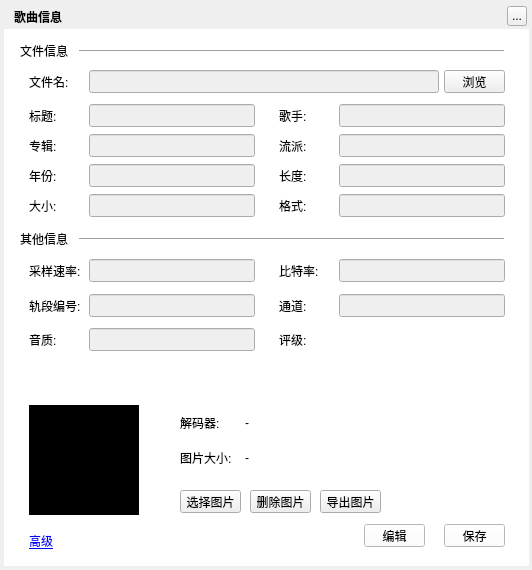
Old version of the form TTKModule/TTKWidget/musicUiKits/musicToolsetsKits/musicfileinformationwidget.ui in the repository Greedysky/TTKMusicPlayer.
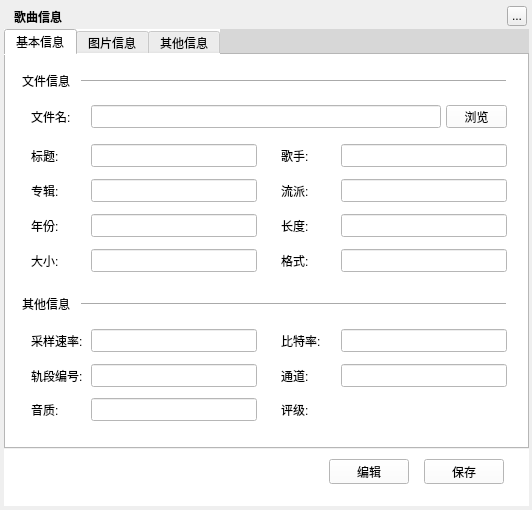
New version of the form. Custom widgets are drawn as their Qt base class.

```diff
--- a/TTKModule/TTKWidget/musicUiKits/musicToolsetsKits/musicfileinformationwidget.ui
+++ b/TTKModule/TTKWidget/musicUiKits/musicToolsetsKits/musicfileinformationwidget.ui
@@ -7,7 +7,7 @@
     <x>0</x>
     <y>0</y>
     <width>532</width>
-    <height>570</height>
+    <height>510</height>
    </rect>
   </property>
   <property name="windowTitle">
@@ -22,7 +22,7 @@
      <x>4</x>
      <y>4</y>
      <width>525</width>
-     <height>527</height>
+     <height>502</height>
     </rect>
    </property>
    <property name="text">
@@ -58,99 +58,72 @@
     <string>...</string>
    </property>
   </widget>
-  <widget class="Line" name="line_2">
+  <widget class="QWidget" name="backgroundMask" native="true">
    <property name="geometry">
     <rect>
-     <x>79</x>
-     <y>49</y>
-     <width>425</width>
-     <height>5</height>
+     <x>4</x>
+     <y>29</y>
+     <width>525</width>
+     <height>477</height>
     </rect>
    </property>
-   <property name="orientation">
-    <enum>Qt::Horizontal</enum>
+   <property name="styleSheet">
+    <string notr="true">background:white;</string>
    </property>
-  </widget>
-  <widget class="QLabel" name="label">
+   <widget class="QPushButton" name="editButton">
    <property name="geometry">
     <rect>
-     <x>20</x>
-     <y>39</y>
-     <width>54</width>
-     <height>23</height>
-    </rect>
-   </property>
-   <property name="text">
-    <string>文件信息</string>
-   </property>
-  </widget>
-  <widget class="QLabel" name="label_2">
-   <property name="geometry">
-    <rect>
-     <x>29</x>
-     <y>70</y>
-     <width>54</width>
-     <height>23</height>
-    </rect>
-   </property>
+      <x>325</x>
+      <y>430</y>
+      <width>80</width>
+      <height>25</height>
+     </rect>
+    </property>
+    <property name="cursor">
+     <cursorShape>PointingHandCursor</cursorShape>
+    </property>
    <property name="text">
-    <string>文件名:</string>
-   </property>
-  </widget>
-  <widget class="QLineEdit" name="filePathEdit">
-   <property name="enabled">
-    <bool>false</bool>
-   </property>
+     <string>编辑</string>
+    </property>
+   </widget>
+   <widget class="QPushButton" name="saveButton">
    <property name="geometry">
     <rect>
-     <x>89</x>
-     <y>70</y>
-     <width>350</width>
-     <height>23</height>
-    </rect>
-   </property>
-   <property name="text">
-    <string/>
-   </property>
-   <property name="readOnly">
-    <bool>true</bool>
-   </property>
-  </widget>
-  <widget class="QLabel" name="label_3">
-   <property name="geometry">
-    <rect>
-     <x>29</x>
-     <y>194</y>
-     <width>54</width>
-     <height>23</height>
-    </rect>
-   </property>
+      <x>420</x>
+      <y>430</y>
+      <width>80</width>
+      <height>25</height>
+     </rect>
+    </property>
+    <property name="cursor">
+     <cursorShape>PointingHandCursor</cursorShape>
+    </property>
    <property name="text">
-    <string>大小:</string>
-   </property>
-  </widget>
-  <widget class="QLineEdit" name="fileSizeEdit">
-   <property name="enabled">
-    <bool>false</bool>
-   </property>
+     <string>保存</string>
+    </property>
+   </widget>
+   <widget class="QTabWidget" name="mainViewWidget">
    <property name="geometry">
     <rect>
-     <x>89</x>
-     <y>194</y>
-     <width>166</width>
-     <height>23</height>
-    </rect>
-   </property>
-   <property name="readOnly">
-    <bool>true</bool>
-   </property>
-  </widget>
-  <widget class="QPushButton" name="viewButton">
+      <x>0</x>
+      <y>0</y>
+      <width>525</width>
+      <height>420</height>
+     </rect>
+    </property>
+    <property name="currentIndex">
+     <number>0</number>
+    </property>
+    <widget class="QWidget" name="baseWidget">
+     <attribute name="title">
+      <string>基本信息</string>
+     </attribute>
+     <widget class="QLabel" name="label_14">
    <property name="geometry">
     <rect>
-     <x>444</x>
-     <y>70</y>
-     <width>61</width>
+        <x>275</x>
+        <y>274</y>
+        <width>54</width>
      <height>23</height>
     </rect>
    </property>
@@ -158,17 +131,17 @@
     <cursorShape>PointingHandCursor</cursorShape>
    </property>
    <property name="text">
-    <string>浏览</string>
-   </property>
-  </widget>
-  <widget class="QLineEdit" name="fileFormatEdit">
+       <string>比特率:</string>
+      </property>
+     </widget>
+     <widget class="QLineEdit" name="channelEdit">
    <property name="enabled">
     <bool>false</bool>
    </property>
    <property name="geometry">
     <rect>
-     <x>339</x>
-     <y>194</y>
+        <x>335</x>
+        <y>309</y>
      <width>166</width>
      <height>23</height>
     </rect>
@@ -180,7 +153,7 @@
   <widget class="QLabel" name="label_4">
    <property name="geometry">
     <rect>
-     <x>279</x>
+        <x>275</x>
      <y>194</y>
      <width>54</width>
      <height>23</height>
@@ -193,8 +166,8 @@
   <widget class="QLabel" name="label_5">
    <property name="geometry">
     <rect>
-     <x>279</x>
-     <y>104</y>
+        <x>275</x>
+        <y>89</y>
      <width>54</width>
      <height>23</height>
     </rect>
@@ -203,43 +176,11 @@
     <string>歌手:</string>
    </property>
   </widget>
-  <widget class="QLineEdit" name="fileArtistEdit">
-   <property name="enabled">
-    <bool>false</bool>
-   </property>
-   <property name="geometry">
-    <rect>
-     <x>339</x>
-     <y>104</y>
-     <width>166</width>
-     <height>23</height>
-    </rect>
-   </property>
-   <property name="readOnly">
-    <bool>false</bool>
-   </property>
-  </widget>
-  <widget class="QLineEdit" name="fileTitleEdit">
-   <property name="enabled">
-    <bool>false</bool>
-   </property>
-   <property name="geometry">
-    <rect>
-     <x>89</x>
-     <y>104</y>
-     <width>166</width>
-     <height>23</height>
-    </rect>
-   </property>
-   <property name="readOnly">
-    <bool>false</bool>
-   </property>
-  </widget>
   <widget class="QLabel" name="label_6">
    <property name="geometry">
     <rect>
-     <x>29</x>
-     <y>104</y>
+        <x>25</x>
+        <y>89</y>
      <width>54</width>
      <height>23</height>
     </rect>
@@ -248,140 +189,24 @@
     <string>标题:</string>
    </property>
   </widget>
-  <widget class="QLabel" name="label_7">
+     <widget class="QLabel" name="label_2">
    <property name="geometry">
     <rect>
-     <x>29</x>
-     <y>134</y>
+        <x>25</x>
+        <y>50</y>
      <width>54</width>
      <height>23</height>
     </rect>
    </property>
    <property name="text">
-    <string>专辑:</string>
-   </property>
-  </widget>
-  <widget class="QLineEdit" name="fileAlbumEdit">
-   <property name="enabled">
-    <bool>false</bool>
-   </property>
-   <property name="geometry">
-    <rect>
-     <x>89</x>
-     <y>134</y>
-     <width>166</width>
-     <height>23</height>
-    </rect>
-   </property>
-   <property name="readOnly">
-    <bool>false</bool>
-   </property>
-  </widget>
-  <widget class="QLabel" name="label_8">
-   <property name="geometry">
-    <rect>
-     <x>279</x>
-     <y>164</y>
-     <width>54</width>
-     <height>23</height>
-    </rect>
-   </property>
-   <property name="text">
-    <string>长度:</string>
-   </property>
-  </widget>
-  <widget class="QLineEdit" name="fileTimeEdit">
-   <property name="enabled">
-    <bool>false</bool>
-   </property>
-   <property name="geometry">
-    <rect>
-     <x>339</x>
-     <y>164</y>
-     <width>166</width>
-     <height>23</height>
-    </rect>
-   </property>
-   <property name="readOnly">
-    <bool>true</bool>
-   </property>
-  </widget>
-  <widget class="QLabel" name="label_9">
-   <property name="geometry">
-    <rect>
-     <x>279</x>
-     <y>134</y>
-     <width>54</width>
-     <height>23</height>
-    </rect>
-   </property>
-   <property name="text">
-    <string>流派:</string>
-   </property>
-  </widget>
-  <widget class="QLineEdit" name="fileGenreEdit">
-   <property name="enabled">
-    <bool>false</bool>
-   </property>
-   <property name="geometry">
-    <rect>
-     <x>339</x>
-     <y>134</y>
-     <width>166</width>
-     <height>23</height>
-    </rect>
-   </property>
-   <property name="readOnly">
-    <bool>false</bool>
-   </property>
-  </widget>
-  <widget class="QLabel" name="label_10">
-   <property name="geometry">
-    <rect>
-     <x>29</x>
-     <y>259</y>
-     <width>54</width>
-     <height>23</height>
-    </rect>
-   </property>
-   <property name="text">
-    <string>采样速率:</string>
-   </property>
-  </widget>
-  <widget class="QLabel" name="label_11">
-   <property name="geometry">
-    <rect>
-     <x>29</x>
-     <y>294</y>
-     <width>54</width>
-     <height>23</height>
-    </rect>
-   </property>
-   <property name="text">
-    <string>轨段编号:</string>
-   </property>
-  </widget>
-  <widget class="QLineEdit" name="trackNumEdit">
-   <property name="enabled">
-    <bool>false</bool>
-   </property>
-   <property name="geometry">
-    <rect>
-     <x>89</x>
-     <y>294</y>
-     <width>166</width>
-     <height>23</height>
-    </rect>
-   </property>
-   <property name="readOnly">
-    <bool>true</bool>
+       <string>文件名:</string>
    </property>
   </widget>
   <widget class="QLabel" name="label_12">
    <property name="geometry">
     <rect>
-     <x>279</x>
-     <y>294</y>
+        <x>275</x>
+        <y>309</y>
      <width>54</width>
      <height>23</height>
     </rect>
@@ -390,59 +215,11 @@
     <string>通道:</string>
    </property>
   </widget>
-  <widget class="QLineEdit" name="sampleRateEdit">
-   <property name="enabled">
-    <bool>false</bool>
-   </property>
-   <property name="geometry">
-    <rect>
-     <x>89</x>
-     <y>259</y>
-     <width>166</width>
-     <height>23</height>
-    </rect>
-   </property>
-   <property name="readOnly">
-    <bool>true</bool>
-   </property>
-  </widget>
-  <widget class="QLineEdit" name="channelEdit">
-   <property name="enabled">
-    <bool>false</bool>
-   </property>
-   <property name="geometry">
-    <rect>
-     <x>339</x>
-     <y>294</y>
-     <width>166</width>
-     <height>23</height>
-    </rect>
-   </property>
-   <property name="readOnly">
-    <bool>true</bool>
-   </property>
-  </widget>
-  <widget class="QLineEdit" name="fileYearEdit">
-   <property name="enabled">
-    <bool>false</bool>
-   </property>
-   <property name="geometry">
-    <rect>
-     <x>89</x>
-     <y>164</y>
-     <width>166</width>
-     <height>23</height>
-    </rect>
-   </property>
-   <property name="readOnly">
-    <bool>false</bool>
-   </property>
-  </widget>
   <widget class="QLabel" name="label_13">
    <property name="geometry">
     <rect>
-     <x>29</x>
-     <y>164</y>
+        <x>25</x>
+        <y>159</y>
      <width>54</width>
      <height>23</height>
     </rect>
@@ -451,17 +228,33 @@
     <string>年份:</string>
    </property>
   </widget>
-  <widget class="QLabel" name="label_14">
+     <widget class="QLineEdit" name="fileSizeEdit">
+      <property name="enabled">
+       <bool>false</bool>
+      </property>
    <property name="geometry">
     <rect>
-     <x>279</x>
-     <y>259</y>
+        <x>85</x>
+        <y>194</y>
+        <width>166</width>
+        <height>23</height>
+       </rect>
+      </property>
+      <property name="readOnly">
+       <bool>true</bool>
+      </property>
+     </widget>
+     <widget class="QLabel" name="label">
+      <property name="geometry">
+       <rect>
+        <x>16</x>
+        <y>14</y>
      <width>54</width>
      <height>23</height>
     </rect>
    </property>
    <property name="text">
-    <string>比特率:</string>
+       <string>文件信息</string>
    </property>
   </widget>
   <widget class="QLineEdit" name="bitrateEdit">
@@ -470,8 +263,8 @@
    </property>
    <property name="geometry">
     <rect>
-     <x>339</x>
-     <y>259</y>
+        <x>335</x>
+        <y>274</y>
      <width>166</width>
      <height>23</height>
     </rect>
@@ -480,24 +273,24 @@
     <bool>true</bool>
    </property>
   </widget>
-  <widget class="QLabel" name="label_15">
+     <widget class="QLabel" name="label_10">
    <property name="geometry">
     <rect>
-     <x>20</x>
-     <y>227</y>
+        <x>25</x>
+        <y>274</y>
      <width>54</width>
      <height>23</height>
     </rect>
    </property>
    <property name="text">
-    <string>其他信息</string>
+       <string>采样速率:</string>
    </property>
   </widget>
   <widget class="Line" name="line_3">
    <property name="geometry">
     <rect>
-     <x>79</x>
-     <y>237</y>
+        <x>75</x>
+        <y>247</y>
      <width>425</width>
      <height>5</height>
     </rect>
@@ -506,40 +299,44 @@
     <enum>Qt::Horizontal</enum>
    </property>
   </widget>
-  <widget class="QWidget" name="backgroundMask" native="true">
+     <widget class="QLineEdit" name="fileTitleEdit">
+      <property name="enabled">
+       <bool>false</bool>
+      </property>
    <property name="geometry">
     <rect>
-     <x>4</x>
-     <y>29</y>
-     <width>525</width>
-     <height>537</height>
-    </rect>
-   </property>
-   <property name="styleSheet">
-    <string notr="true">background:white;</string>
-   </property>
-   <widget class="QPushButton" name="editButton">
+        <x>85</x>
+        <y>89</y>
+        <width>166</width>
+        <height>23</height>
+       </rect>
+      </property>
+      <property name="readOnly">
+       <bool>false</bool>
+      </property>
+     </widget>
+     <widget class="QLineEdit" name="fileFormatEdit">
+      <property name="enabled">
+       <bool>false</bool>
+      </property>
     <property name="geometry">
      <rect>
-      <x>360</x>
-      <y>495</y>
-      <width>61</width>
+        <x>335</x>
+        <y>194</y>
+        <width>166</width>
       <height>23</height>
      </rect>
     </property>
-    <property name="cursor">
-     <cursorShape>PointingHandCursor</cursorShape>
-    </property>
-    <property name="text">
-     <string>编辑</string>
-    </property>
-   </widget>
-   <widget class="QPushButton" name="saveButton">
+      <property name="readOnly">
+       <bool>true</bool>
+      </property>
+     </widget>
+     <widget class="QLabel" name="label_3">
     <property name="geometry">
      <rect>
-      <x>440</x>
-      <y>495</y>
-      <width>61</width>
+        <x>25</x>
+        <y>194</y>
+        <width>54</width>
       <height>23</height>
      </rect>
     </property>
@@ -547,60 +344,136 @@
      <cursorShape>PointingHandCursor</cursorShape>
     </property>
     <property name="text">
-     <string>保存</string>
-    </property>
-   </widget>
-  </widget>
-  <widget class="TTKClickedLabel" name="advanceLabel">
+       <string>大小:</string>
+      </property>
+     </widget>
+     <widget class="QLineEdit" name="qualityEdit">
+      <property name="enabled">
+       <bool>false</bool>
+      </property>
    <property name="geometry">
     <rect>
-     <x>29</x>
-     <y>530</y>
-     <width>55</width>
-     <height>22</height>
-    </rect>
-   </property>
-   <property name="cursor">
-    <cursorShape>PointingHandCursor</cursorShape>
-   </property>
-   <property name="text">
-    <string>&lt;html&gt;&lt;head/&gt;&lt;body&gt;&lt;p&gt;&lt;span style=&quot; text-decoration: underline; color:#0000ff;&quot;&gt;高级&lt;/span&gt;&lt;/p&gt;&lt;/body&gt;&lt;/html&gt;</string>
-   </property>
-  </widget>
-  <widget class="QLabel" name="pixmapLabel">
+        <x>85</x>
+        <y>343</y>
+        <width>166</width>
+        <height>23</height>
+       </rect>
+      </property>
+      <property name="readOnly">
+       <bool>true</bool>
+      </property>
+     </widget>
+     <widget class="QLineEdit" name="filePathEdit">
+      <property name="enabled">
+       <bool>false</bool>
+      </property>
    <property name="geometry">
     <rect>
-     <x>29</x>
-     <y>405</y>
-     <width>110</width>
-     <height>110</height>
-    </rect>
-   </property>
-   <property name="styleSheet">
-    <string notr="true">background:Rerd</string>
-   </property>
+        <x>85</x>
+        <y>50</y>
+        <width>350</width>
+        <height>23</height>
+       </rect>
+      </property>
    <property name="text">
     <string/>
+      </property>
+      <property name="readOnly">
+       <bool>true</bool>
+      </property>
+     </widget>
+     <widget class="QLineEdit" name="trackNumEdit">
+      <property name="enabled">
+       <bool>false</bool>
+      </property>
+      <property name="geometry">
+       <rect>
+        <x>85</x>
+        <y>309</y>
+        <width>166</width>
+        <height>23</height>
+       </rect>
+      </property>
+      <property name="readOnly">
+       <bool>true</bool>
    </property>
   </widget>
   <widget class="QLabel" name="label_17">
    <property name="geometry">
     <rect>
-     <x>180</x>
-     <y>410</y>
+        <x>275</x>
+        <y>343</y>
      <width>54</width>
-     <height>25</height>
+        <height>23</height>
     </rect>
    </property>
    <property name="text">
-    <string>解码器:</string>
-   </property>
-  </widget>
-  <widget class="QPushButton" name="openPixButton">
+       <string>评级:</string>
+      </property>
+     </widget>
+     <widget class="MusicRatingLabel" name="ratingLabel">
+      <property name="enabled">
+       <bool>false</bool>
+      </property>
    <property name="geometry">
     <rect>
-     <x>180</x>
-     <y>490</y>
+        <x>335</x>
+        <y>343</y>
+        <width>166</width>
+        <height>23</height>
+       </rect>
+      </property>
+     </widget>
+     <widget class="QLabel" name="label_9">
+      <property name="geometry">
+       <rect>
+        <x>275</x>
+        <y>124</y>
+        <width>54</width>
+        <height>23</height>
+       </rect>
+      </property>
+      <property name="text">
+       <string>流派:</string>
+      </property>
+     </widget>
+     <widget class="QLineEdit" name="fileArtistEdit">
+      <property name="enabled">
+       <bool>false</bool>
+      </property>
+      <property name="geometry">
+       <rect>
+        <x>335</x>
+        <y>89</y>
+        <width>166</width>
+        <height>23</height>
+       </rect>
+      </property>
+      <property name="readOnly">
+       <bool>false</bool>
+      </property>
+     </widget>
+     <widget class="QLineEdit" name="fileAlbumEdit">
+      <property name="enabled">
+       <bool>false</bool>
+      </property>
+      <property name="geometry">
+       <rect>
+        <x>85</x>
+        <y>124</y>
+        <width>166</width>
+        <height>23</height>
+       </rect>
+      </property>
+      <property name="readOnly">
+       <bool>false</bool>
+      </property>
+     </widget>
+     <widget class="QPushButton" name="viewButton">
+      <property name="geometry">
+       <rect>
+        <x>440</x>
+        <y>50</y>
      <width>61</width>
      <height>23</height>
     </rect>
@@ -609,53 +482,130 @@
     <cursorShape>PointingHandCursor</cursorShape>
    </property>
    <property name="text">
-    <string>选择图片</string>
-   </property>
-  </widget>
-  <widget class="QLabel" name="label_18">
+       <string>浏览</string>
+      </property>
+     </widget>
+     <widget class="QLineEdit" name="sampleRateEdit">
+      <property name="enabled">
+       <bool>false</bool>
+      </property>
    <property name="geometry">
     <rect>
-     <x>180</x>
-     <y>445</y>
+        <x>85</x>
+        <y>274</y>
+        <width>166</width>
+        <height>23</height>
+       </rect>
+      </property>
+      <property name="readOnly">
+       <bool>true</bool>
+      </property>
+     </widget>
+     <widget class="QLineEdit" name="fileYearEdit">
+      <property name="enabled">
+       <bool>false</bool>
+      </property>
+      <property name="geometry">
+       <rect>
+        <x>85</x>
+        <y>159</y>
+        <width>166</width>
+        <height>23</height>
+       </rect>
+      </property>
+      <property name="readOnly">
+       <bool>false</bool>
+      </property>
+     </widget>
+     <widget class="QLineEdit" name="fileTimeEdit">
+      <property name="enabled">
+       <bool>false</bool>
+      </property>
+      <property name="geometry">
+       <rect>
+        <x>335</x>
+        <y>159</y>
+        <width>166</width>
+        <height>23</height>
+       </rect>
+      </property>
+      <property name="readOnly">
+       <bool>true</bool>
+      </property>
+     </widget>
+     <widget class="QLabel" name="label_15">
+      <property name="geometry">
+       <rect>
+        <x>16</x>
+        <y>237</y>
      <width>54</width>
-     <height>25</height>
+        <height>23</height>
     </rect>
    </property>
    <property name="text">
-    <string>图片大小:</string>
-   </property>
-  </widget>
-  <widget class="QLabel" name="pixmapSizeLabel">
+       <string>其他信息</string>
+      </property>
+     </widget>
+     <widget class="QLabel" name="label_8">
    <property name="geometry">
     <rect>
-     <x>245</x>
-     <y>445</y>
-     <width>150</width>
-     <height>25</height>
+        <x>275</x>
+        <y>159</y>
+        <width>54</width>
+        <height>23</height>
     </rect>
    </property>
    <property name="text">
-    <string>-</string>
-   </property>
-  </widget>
-  <widget class="QLabel" name="decoderLabel">
+       <string>长度:</string>
+      </property>
+     </widget>
+     <widget class="Line" name="line_2">
    <property name="geometry">
     <rect>
-     <x>245</x>
-     <y>410</y>
-     <width>220</width>
-     <height>25</height>
-    </rect>
-   </property>
+        <x>75</x>
+        <y>24</y>
+        <width>425</width>
+        <height>5</height>
+       </rect>
+      </property>
+      <property name="orientation">
+       <enum>Qt::Horizontal</enum>
+      </property>
+     </widget>
+     <widget class="QLineEdit" name="fileGenreEdit">
+      <property name="enabled">
+       <bool>false</bool>
+      </property>
+      <property name="geometry">
+       <rect>
+        <x>335</x>
+        <y>124</y>
+        <width>166</width>
+        <height>23</height>
+       </rect>
+      </property>
+      <property name="readOnly">
+       <bool>false</bool>
+      </property>
+     </widget>
+     <widget class="QLabel" name="label_11">
+      <property name="geometry">
+       <rect>
+        <x>25</x>
+        <y>309</y>
+        <width>54</width>
+        <height>23</height>
+       </rect>
+      </property>
    <property name="text">
-    <string>-</string>
+       <string>轨段编号:</string>
    </property>
   </widget>
   <widget class="QLabel" name="label_16">
    <property name="geometry">
     <rect>
-     <x>29</x>
-     <y>328</y>
+        <x>25</x>
+        <y>343</y>
      <width>54</width>
      <height>23</height>
     </rect>
@@ -664,29 +614,31 @@
     <string>音质:</string>
    </property>
   </widget>
-  <widget class="QLineEdit" name="qualityEdit">
-   <property name="enabled">
-    <bool>false</bool>
-   </property>
+     <widget class="QLabel" name="label_7">
    <property name="geometry">
     <rect>
-     <x>89</x>
-     <y>328</y>
-     <width>166</width>
+        <x>25</x>
+        <y>124</y>
+        <width>54</width>
      <height>23</height>
     </rect>
    </property>
-   <property name="readOnly">
-    <bool>true</bool>
-   </property>
-  </widget>
+      <property name="text">
+       <string>专辑:</string>
+      </property>
+     </widget>
+    </widget>
+    <widget class="QWidget" name="imageWidget">
+     <attribute name="title">
+      <string>图片信息</string>
+     </attribute>
   <widget class="QPushButton" name="deletePixButton">
    <property name="geometry">
     <rect>
-     <x>250</x>
-     <y>490</y>
-     <width>61</width>
-     <height>23</height>
+        <x>325</x>
+        <y>350</y>
+        <width>80</width>
+        <height>25</height>
     </rect>
    </property>
    <property name="cursor">
@@ -696,13 +648,55 @@
     <string>删除图片</string>
    </property>
   </widget>
+     <widget class="QLabel" name="label_18">
+      <property name="geometry">
+       <rect>
+        <x>375</x>
+        <y>310</y>
+        <width>54</width>
+        <height>25</height>
+       </rect>
+      </property>
+      <property name="text">
+       <string>图片高度:</string>
+      </property>
+     </widget>
+     <widget class="QLabel" name="pixmapHeightLabel">
+      <property name="geometry">
+       <rect>
+        <x>440</x>
+        <y>310</y>
+        <width>60</width>
+        <height>25</height>
+       </rect>
+      </property>
+      <property name="text">
+       <string>-</string>
+      </property>
+     </widget>
+     <widget class="QPushButton" name="openPixButton">
+      <property name="geometry">
+       <rect>
+        <x>230</x>
+        <y>350</y>
+        <width>80</width>
+        <height>25</height>
+       </rect>
+      </property>
+      <property name="cursor">
+       <cursorShape>PointingHandCursor</cursorShape>
+      </property>
+      <property name="text">
+       <string>选择图片</string>
+      </property>
+     </widget>
   <widget class="QPushButton" name="savePixButton">
    <property name="geometry">
     <rect>
-     <x>320</x>
-     <y>490</y>
-     <width>61</width>
-     <height>23</height>
+        <x>420</x>
+        <y>350</y>
+        <width>80</width>
+        <height>25</height>
     </rect>
    </property>
    <property name="cursor">
@@ -712,88 +706,88 @@
     <string>导出图片</string>
    </property>
   </widget>
+     <widget class="QLabel" name="pixmapLabel">
+      <property name="geometry">
+       <rect>
+        <x>30</x>
+        <y>30</y>
+        <width>300</width>
+        <height>300</height>
+       </rect>
+      </property>
+      <property name="styleSheet">
+       <string notr="true">background:Rerd</string>
+      </property>
+      <property name="text">
+       <string/>
+      </property>
+     </widget>
   <widget class="QLabel" name="label_19">
    <property name="geometry">
     <rect>
-     <x>279</x>
-     <y>328</y>
+        <x>375</x>
+        <y>285</y>
      <width>54</width>
-     <height>23</height>
+        <height>25</height>
     </rect>
    </property>
    <property name="text">
-    <string>评级:</string>
-   </property>
-  </widget>
-  <widget class="MusicRatingLabel" name="ratingLabel">
-   <property name="enabled">
-    <bool>false</bool>
-   </property>
+       <string>图片宽度:</string>
+      </property>
+     </widget>
+     <widget class="QLabel" name="pixmapWidthLabel">
+      <property name="geometry">
+       <rect>
+        <x>440</x>
+        <y>285</y>
+        <width>60</width>
+        <height>25</height>
+       </rect>
+      </property>
+      <property name="text">
+       <string>-</string>
+      </property>
+     </widget>
+    </widget>
+    <widget class="QWidget" name="extraWidget">
+     <attribute name="title">
+      <string>其他信息</string>
+     </attribute>
+     <widget class="QPlainTextEdit" name="descriptionPlainEdit">
    <property name="geometry">
     <rect>
-     <x>339</x>
-     <y>328</y>
-     <width>166</width>
-     <height>23</height>
-    </rect>
-   </property>
-  </widget>
-  <zorder>background</zorder>
-  <zorder>backgroundMask</zorder>
-  <zorder>topTitleName</zorder>
-  <zorder>topTitleCloseButton</zorder>
-  <zorder>line_2</zorder>
-  <zorder>label</zorder>
-  <zorder>label_2</zorder>
-  <zorder>filePathEdit</zorder>
-  <zorder>label_3</zorder>
-  <zorder>fileSizeEdit</zorder>
-  <zorder>viewButton</zorder>
-  <zorder>fileFormatEdit</zorder>
-  <zorder>label_4</zorder>
-  <zorder>label_5</zorder>
-  <zorder>fileArtistEdit</zorder>
-  <zorder>fileTitleEdit</zorder>
-  <zorder>label_6</zorder>
-  <zorder>label_7</zorder>
-  <zorder>fileAlbumEdit</zorder>
-  <zorder>label_8</zorder>
-  <zorder>fileTimeEdit</zorder>
-  <zorder>label_9</zorder>
-  <zorder>fileGenreEdit</zorder>
-  <zorder>label_10</zorder>
-  <zorder>label_11</zorder>
-  <zorder>trackNumEdit</zorder>
-  <zorder>label_12</zorder>
-  <zorder>sampleRateEdit</zorder>
-  <zorder>channelEdit</zorder>
-  <zorder>fileYearEdit</zorder>
-  <zorder>label_13</zorder>
-  <zorder>label_14</zorder>
-  <zorder>bitrateEdit</zorder>
-  <zorder>label_15</zorder>
-  <zorder>line_3</zorder>
-  <zorder>advanceLabel</zorder>
-  <zorder>pixmapLabel</zorder>
-  <zorder>openPixButton</zorder>
-  <zorder>label_17</zorder>
-  <zorder>label_18</zorder>
-  <zorder>pixmapSizeLabel</zorder>
-  <zorder>decoderLabel</zorder>
-  <zorder>label_16</zorder>
-  <zorder>qualityEdit</zorder>
-  <zorder>deletePixButton</zorder>
-  <zorder>savePixButton</zorder>
-  <zorder>label_19</zorder>
-  <zorder>ratingLabel</zorder>
+        <x>20</x>
+        <y>20</y>
+        <width>480</width>
+        <height>350</height>
+       </rect>
+      </property>
+      <property name="styleSheet">
+       <string notr="true">QPlainTextEdit{ border:1px solid gray; color:#888888; font-size:14px; }</string>
+      </property>
+     </widget>
+    </widget>
+   </widget>
+   <widget class="QWidget" name="backgroudGray" native="true">
+    <property name="geometry">
+     <rect>
+      <x>0</x>
+      <y>0</y>
+      <width>525</width>
+      <height>30</height>
+     </rect>
+    </property>
+    <property name="styleSheet">
+     <string notr="true">background:rgba(50,50,50,50);</string>
+    </property>
+   </widget>
+   <zorder>editButton</zorder>
+   <zorder>saveButton</zorder>
+   <zorder>backgroudGray</zorder>
+   <zorder>mainViewWidget</zorder>
+  </widget>
  </widget>
  <customwidgets>
-  <customwidget>
-   <class>TTKClickedLabel</class>
-   <extends>QLabel</extends>
-   <header>ttkclickedlabel.h</header>
-   <container>1</container>
-  </customwidget>
   <customwidget>
    <class>MusicRatingLabel</class>
    <extends>QLabel</extends>
```
Left out of the diff: 6 changed lines with no effect on the pictures. Lines whose indentation alone changed are shown as unchanged.
